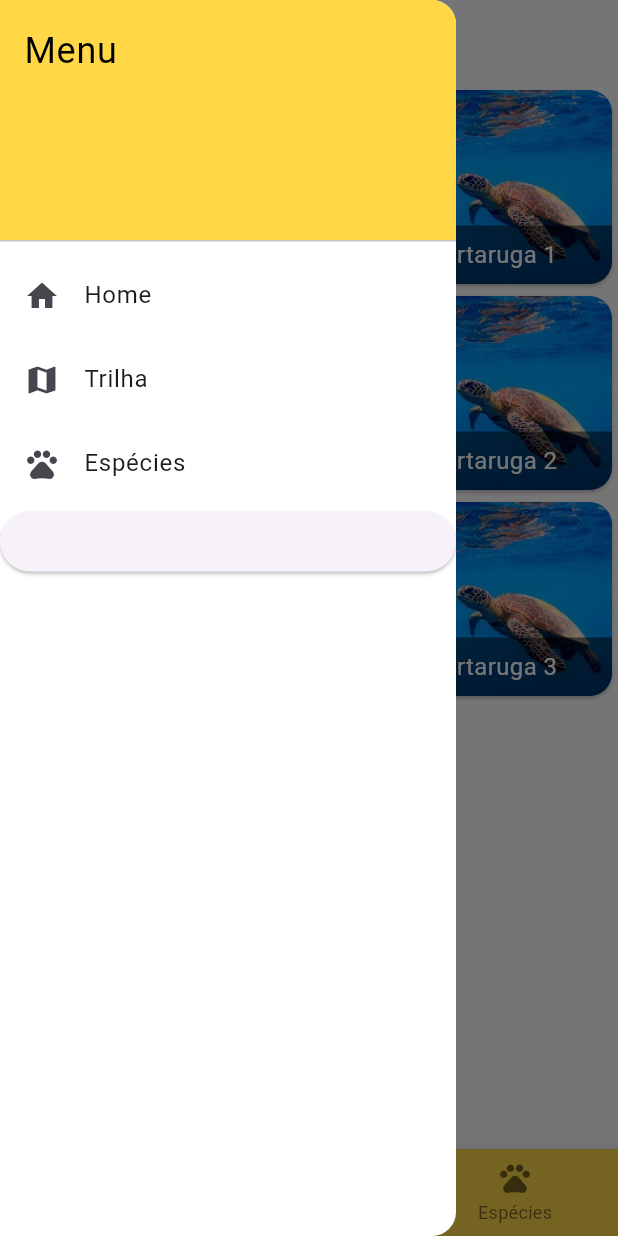
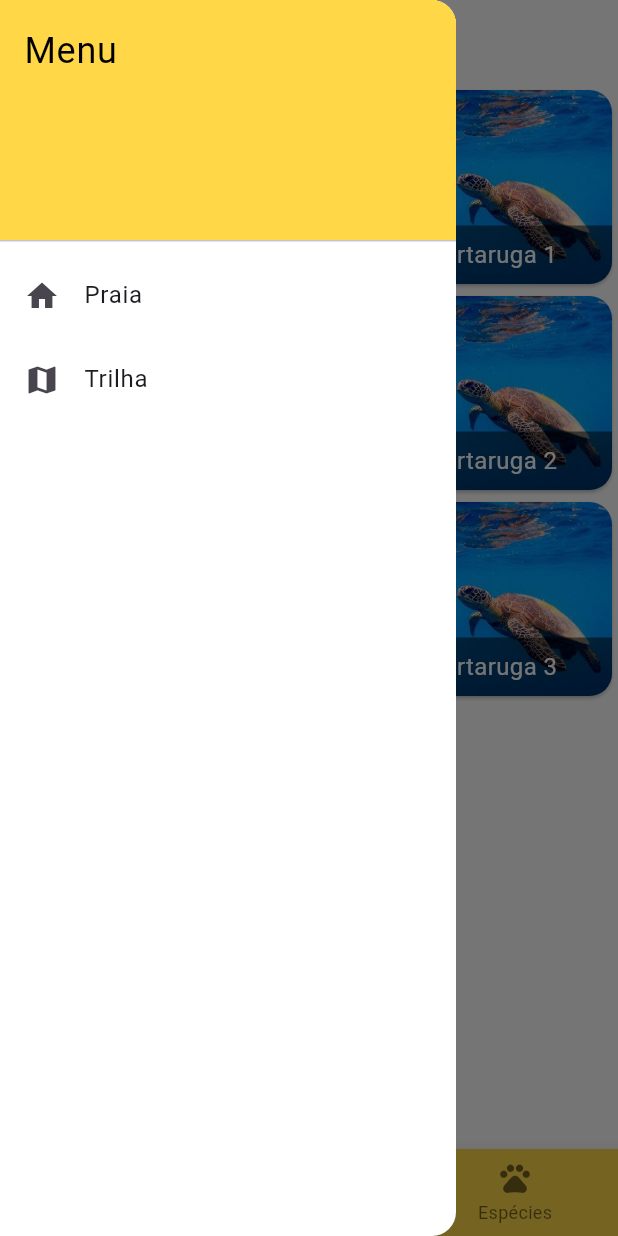
Before and after one commit to SamuelVasconcelos-Br/Sand-lias, a Flutter app: the screen it shows after launch, with the side drawer open, on a phone screen of 412 x 824 dp. Run offline on Flutter 3.47's test engine with Material 3 defaults, Android fonts, the phone set to English and light mode, and no system bars.

Commit message:
Update main.dart

```diff
--- a/appsandalias/lib/main.dart
+++ b/appsandalias/lib/main.dart
@@ -1,4 +1,6 @@
 import 'package:appsandalias/animals.dart';
+import 'package:appsandalias/praias.dart';
+import 'package:appsandalias/trilhas.dart';
 import 'package:flutter/material.dart';
 
 void main() {
@@ -83,26 +85,18 @@ class _MyHomePageState extends State<MyHomePage> {
             ),
             ListTile(
               leading: const Icon(Icons.home),
-              title: const Text('Home'),
+              title: const Text('Praia'),
               onTap: () {
-                Navigator.pop(context);
+                Navigator.push(context, MaterialPageRoute(builder: (context) => const PraiasPag()), );
               },
             ),
             ListTile(
               leading: const Icon(Icons.map),
               title: const Text('Trilha'),
               onTap: () {
-                Navigator.pop(context);
+                Navigator.push(context, MaterialPageRoute(builder: (context) => const TrilhasPag()), );
               },
             ),
-            ListTile(
-              leading: const Icon(Icons.pets),
-              title: const Text('Espécies'),
-              onTap: () {
-                Navigator.pop(context);
-              },
-            ),
-             ElevatedButton(onPressed:() {Navigator.push(context, MaterialPageRoute (builder:(context) => const PraiasPag()),);}, child: null,)
           ],
         ),
       ),
```
